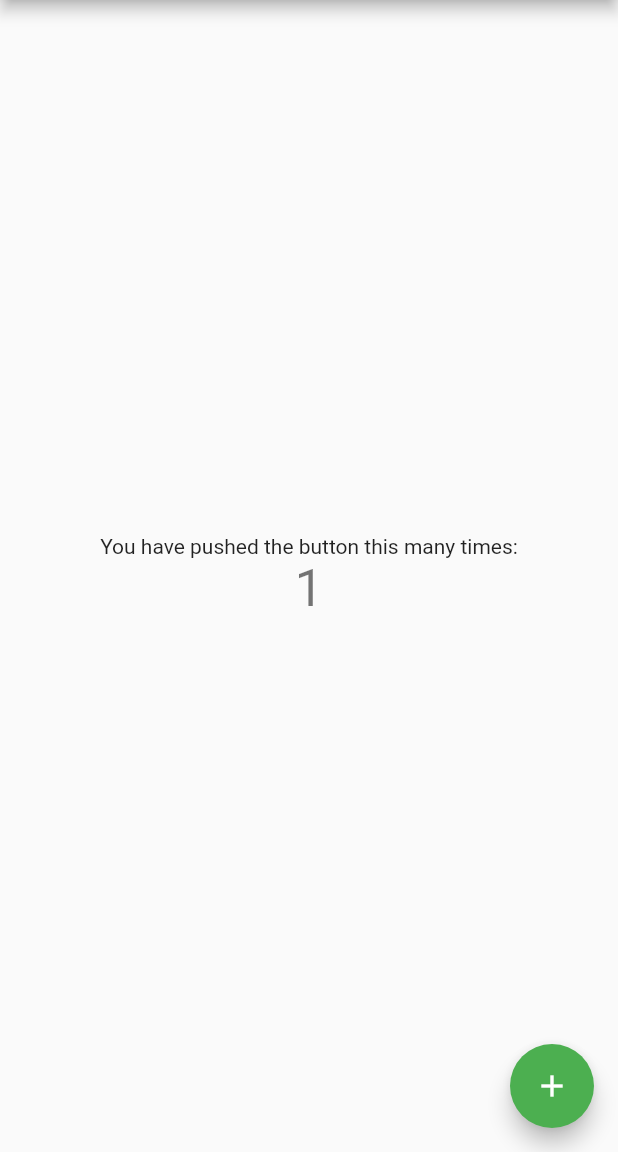
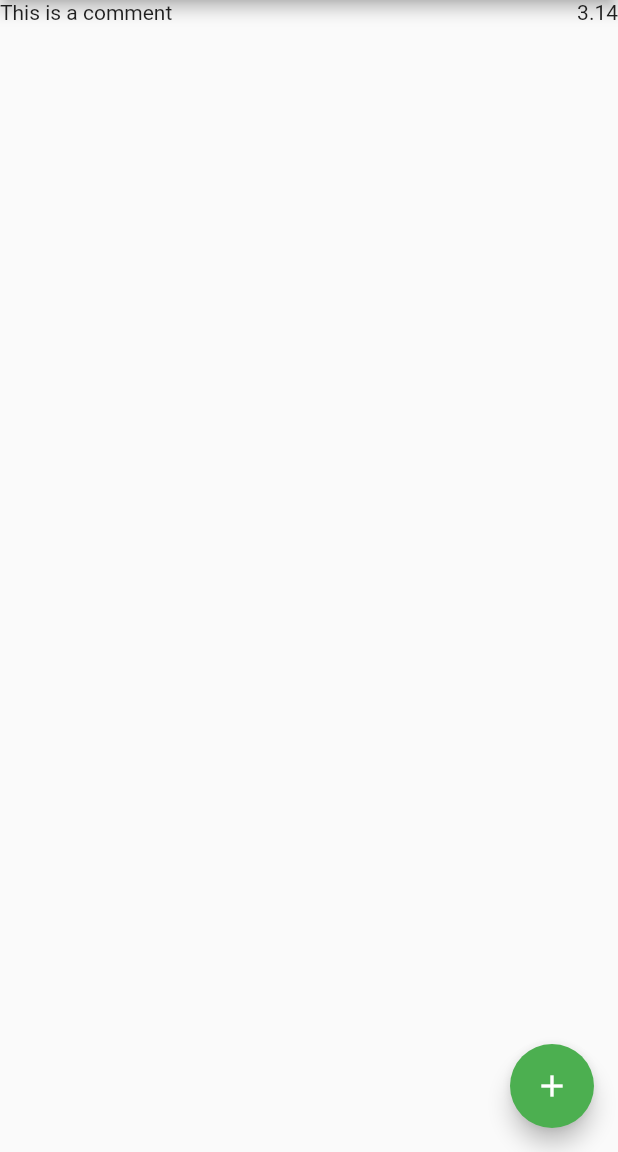
Before and after one commit to fr-noeldupuis/expense_tracker, a Flutter app: the screen it shows after launch, after a tap on the "add" icon, on a phone screen of 412 x 824 dp, the part 84-1236 px from its top. Run offline on Flutter 3.47's test engine with Material 2 defaults, Android fonts, the phone set to English and light mode, and no system bars.

Commit message:
Create basic list view for Transaction

```diff
--- a/lib/views/transaction_list.dart
+++ b/lib/views/transaction_list.dart
@@ -16,10 +16,12 @@ class _TransactionListViewState extends State<TransactionListView> {
   void _createTransaction() {
     setState(() {
       _transactionList.add(Transaction(
-          date: DateTime.now(),
-          amount: 3.14,
-          type: TransactionType.EXPENSE,
-          category: "This is a category"));
+        date: DateTime.now(),
+        amount: 3.14,
+        type: TransactionType.EXPENSE,
+        category: "This is a category",
+        comment: "This is a comment",
+      ));
     });
   }
 
@@ -29,25 +31,39 @@ class _TransactionListViewState extends State<TransactionListView> {
       appBar: AppBar(
         title: Text(widget.title),
       ),
-      body: Center(
-        child: Column(
-          mainAxisAlignment: MainAxisAlignment.center,
-          children: <Widget>[
-            const Text(
-              'You have pushed the button this many times:',
-            ),
-            Text(
-              _transactionList.length.toString(),
-              style: Theme.of(context).textTheme.headline4,
-            ),
-          ],
-        ),
+      body: ListView.builder(
+        itemCount: _transactionList.length,
+        itemBuilder: (context, index) =>
+            TransactionCard(transaction: _transactionList[index]),
       ),
       floatingActionButton: FloatingActionButton(
         onPressed: _createTransaction,
-        tooltip: 'Increment',
         child: const Icon(Icons.add),
       ), // This trailing comma makes auto-formatting nicer for build methods.
     );
   }
 }
+
+class TransactionCard extends StatelessWidget {
+  final Transaction transaction;
+  const TransactionCard({Key? key, required this.transaction})
+      : super(key: key);
+
+  @override
+  Widget build(BuildContext context) {
+    return Row(
+      mainAxisAlignment: MainAxisAlignment.spaceBetween,
+      children: [
+        Text(transaction.comment),
+        Column(
+          mainAxisAlignment: MainAxisAlignment.center,
+          children: [
+            Text(
+              transaction.amount.toString(),
+            ),
+          ],
+        )
+      ],
+    );
+  }
+}
```
Also changed, not shown: 1 other file.
